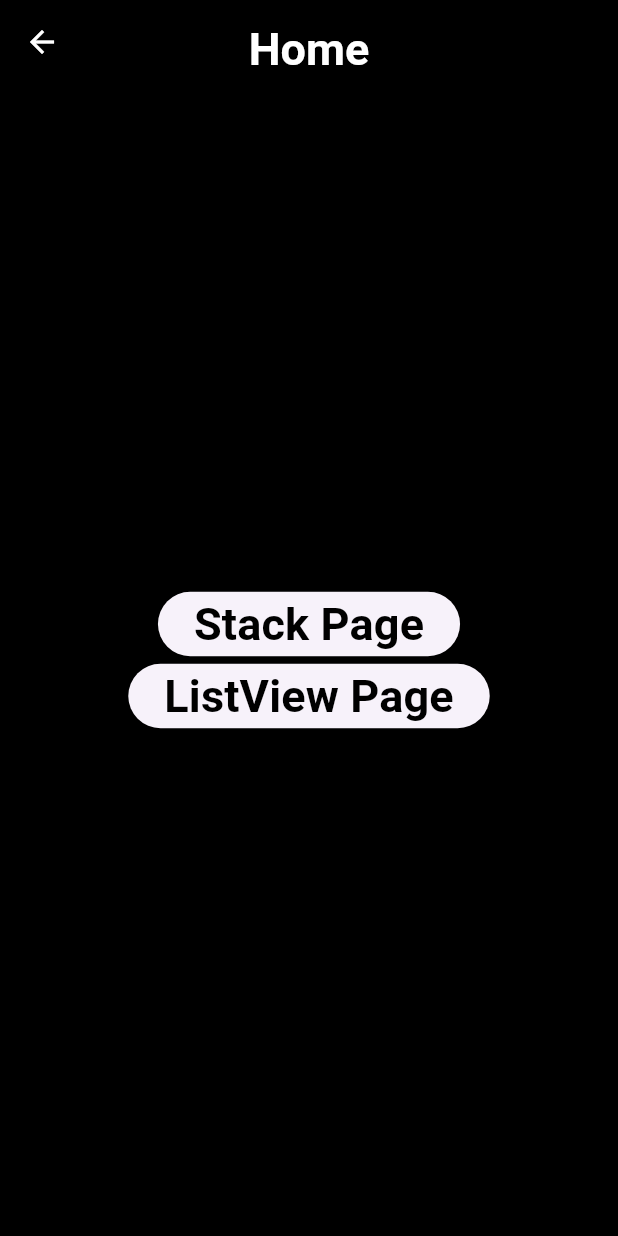
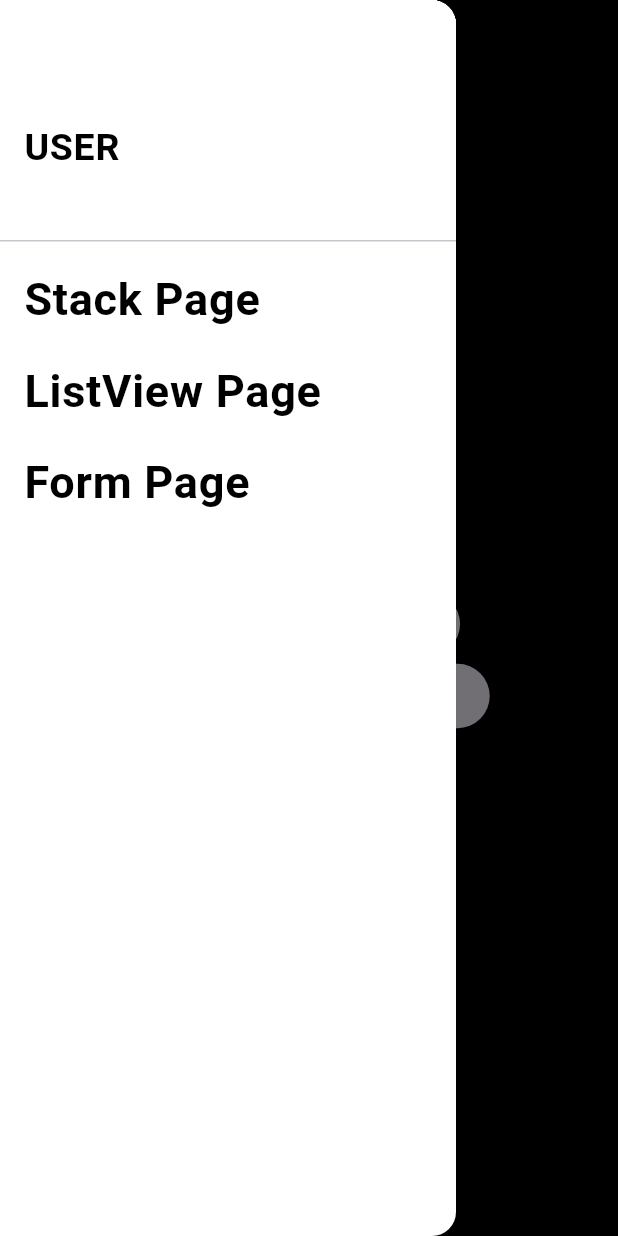
Before and after one commit to Muawiya-Ismael/stack_listview_form_navigation_sidebar_tapbar, a Flutter app: the Home screen opened directly, with the side drawer open (before the commit the screen has no drawer), on a phone screen of 412 x 824 dp. Run offline on Flutter 3.47's test engine with Material 3 defaults, Android fonts, the phone set to English and light mode, and no system bars; our stand-ins replace email_validator; missing offline and left inert: password_strength.

Commit message:
adding sidebar

```diff
--- a/lib/form/form.dart
+++ b/lib/form/form.dart
@@ -13,8 +13,8 @@ class FormApp extends StatelessWidget {
         appBar: AppBar(
           backgroundColor: Colors.black87,
           title: const Text('Learn Listview', style: TextStyle(color: Colors.white),),
+          iconTheme:const IconThemeData(color: Colors.white),
         ),
-
         body:  const FormExample(),
     );
   }
--- a/lib/home.dart
+++ b/lib/home.dart
@@ -1,4 +1,5 @@
 import 'package:flutter/material.dart';
+import 'package:stack_listview_form/side_par.dart';
 import 'package:stack_listview_form/stack.dart';
 
 import 'learn_listview/listview.dart';
@@ -9,6 +10,7 @@ class Home extends StatelessWidget {
   @override
   Widget build(BuildContext context) {
     return Scaffold(
+      drawer: const SidePar(),
       appBar: AppBar(
         title: const Padding(
           padding: EdgeInsets.only(top:60,bottom:50),
--- a/lib/main.dart
+++ b/lib/main.dart
@@ -1,15 +1,19 @@
 import 'package:flutter/material.dart';
-import 'package:stack_listview_form/learn_listview/listview.dart';
-import 'package:stack_listview_form/stack.dart';
 import 'form/form.dart';
-import 'home.dart';
+
 
 void main() {
   runApp(const MyApp());
 }
 
-class MyApp extends StatelessWidget {
+class MyApp extends StatefulWidget {
   const MyApp({super.key});
+
+  @override
+  State<MyApp> createState() => _MyAppState();
+}
+
+class _MyAppState extends State<MyApp> {
 
   // This widget is the root of your application.
   @override
--- /dev/null
+++ b/lib/side_par.dart
@@ -0,0 +1,58 @@
+import 'package:flutter/material.dart';
+
+import 'package:stack_listview_form/stack.dart';
+import 'form/form.dart';
+import 'learn_listview/listview.dart';
+
+
+class SidePar extends StatelessWidget {
+  const SidePar({super.key});
+  @override
+  Widget build(BuildContext context) {
+    return Drawer(
+      backgroundColor: Colors.white,
+      child:ListView(
+        children: [
+          const UserAccountsDrawerHeader(
+            accountName: Text('USER',style:TextStyle(color:Colors.black,fontSize:25,fontWeight: FontWeight.bold),),
+            accountEmail: Text(''),
+            decoration: BoxDecoration(
+              color: Colors.white,
+            ),
+          ),
+          ListTile(
+            title: const Text('Stack Page', style: TextStyle(color: Colors.black, fontSize: 30,fontWeight: FontWeight.bold),),
+            onTap: (){
+              Navigator.push(
+                context,
+                MaterialPageRoute(builder: (context)=> const LearnStack(),),
+              );
+            },
+          ),
+          ListTile(
+            title: const Text('ListView Page', style: TextStyle(color: Colors.black, fontSize: 30,fontWeight: FontWeight.bold),),
+            onTap: (){
+              Navigator.push(
+                context,
+                MaterialPageRoute(builder: (context)=> LearnListview(),),
+              );
+            },
+          ),
+          ListTile(
+            title: const Text('Form Page', style: TextStyle(color: Colors.black, fontSize: 30,fontWeight: FontWeight.bold),),
+            onTap: (){
+              Navigator.push(
+                context,
+                MaterialPageRoute(builder: (context)=> const FormApp(),),
+              );
+            },
+          )
+        ],
+      ) ,
+    );
+  }
+}
+
+/*
+LearnListview(),
+const FormApp(),*/
--- a/lib/stack.dart
+++ b/lib/stack.dart
@@ -1,4 +1,3 @@
-import 'dart:ui';
 
 import 'package:flutter/material.dart';
 
```
